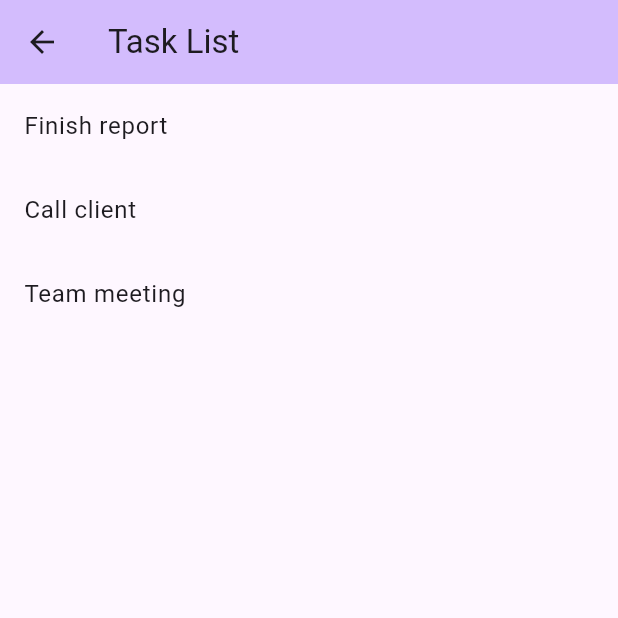
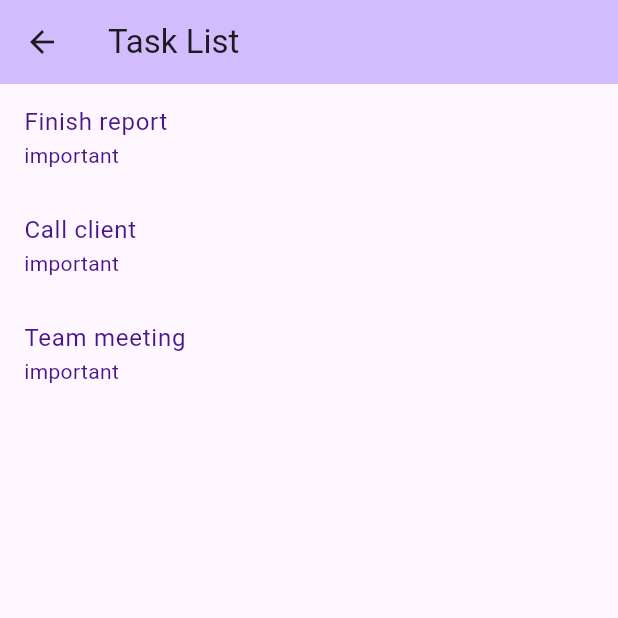
Before and after one commit to Aladdin-Ghribi/company_task_manager, a Flutter app: the TaskListScreen screen opened directly, on a phone screen of 412 x 824 dp, the top half of it. Run offline on Flutter 3.47's test engine with Material 3 defaults, Android fonts, the phone set to English and light mode, and no system bars.

Commit message:
typo fix and play with colors

```diff
--- a/lib/main.dart
+++ b/lib/main.dart
@@ -103,10 +103,13 @@ Widget build(BuildContext context) {
       backgroundColor: Theme.of(context).colorScheme.inversePrimary,
     ),
     body: ListView.builder(
+
       itemCount: _tasks.length,
       itemBuilder: (context, index) {
         return ListTile(
           title: Text(_tasks[index]),
+          subtitle: Text("important"),
+          textColor:Colors.purple[900],
         );
       },
     ),
```
